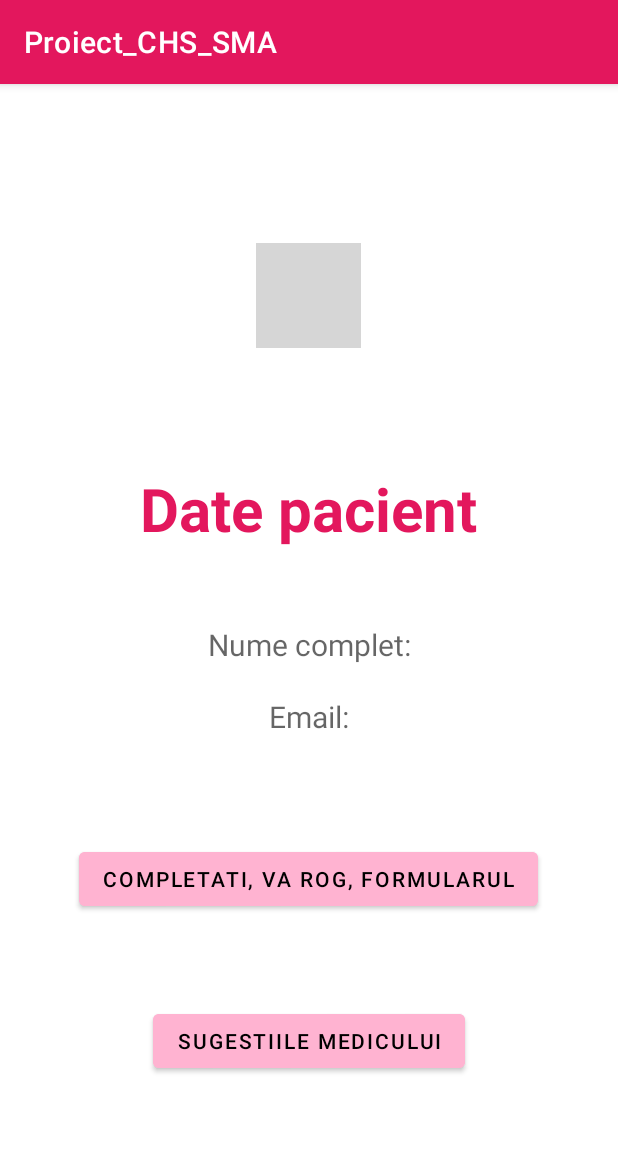
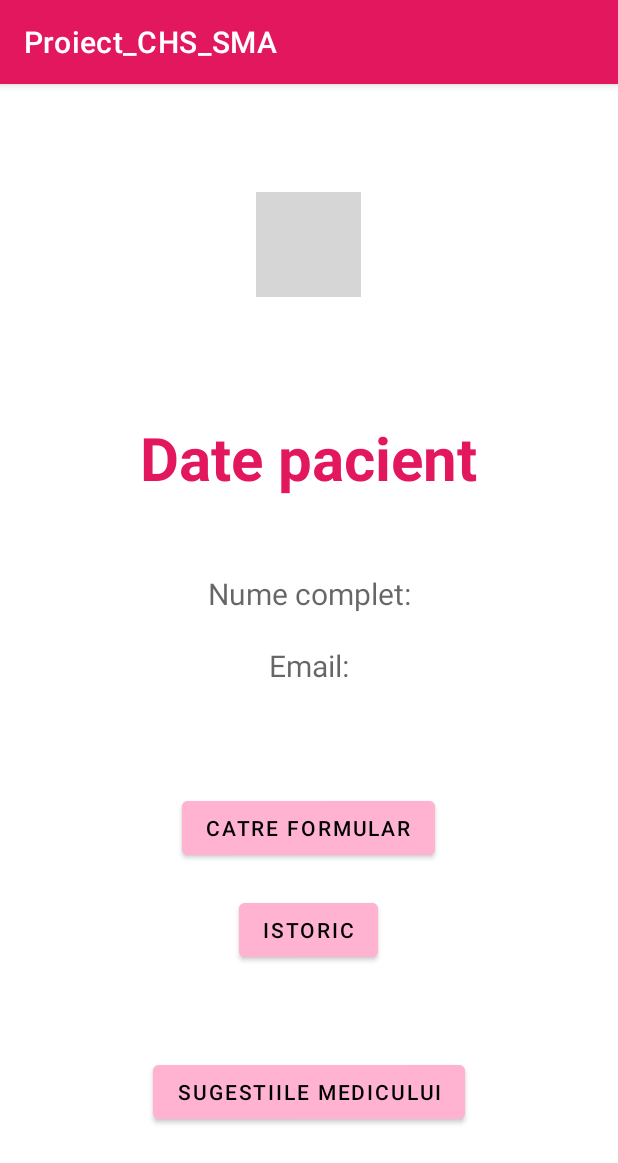
Before and after one commit to ralucaborca/Proiect_CHS_SMA, an Android app: the Pacient_activity screen opened directly, with no data from a screen before it, on a phone screen of 412 x 824 dp. Shown: the top 1163 px of the screen. Run offline under Robolectric (Android 15) with nearby library versions, the phone set to English and light mode, and no system bars; our stand-ins replace Firebase (no records; nobody signed in at launch, a user with empty details on screens opened directly); grey boxes are pictures that could not be loaded.

Commit message:
Added history pacient functionality!

```diff
--- a/app/src/main/java/com/example/proiect_chs_sma/Pacient_activity.java
+++ b/app/src/main/java/com/example/proiect_chs_sma/Pacient_activity.java
@@ -32,6 +32,7 @@ public class Pacient_activity extends AppCompatActivity {
         setContentView(R.layout.activity_pacient);
         Button button_completati_formular = findViewById(R.id.button_completati_fomular);
         Button button_sugestii = findViewById(R.id.button_sugestii);
+        Button button_istoric = findViewById(R.id.button_istoric);
 
         String idpac = getIntent().getStringExtra("idpacient");
         id_pacientel = findViewById(R.id.idpacientel);
@@ -74,6 +75,14 @@ public class Pacient_activity extends AppCompatActivity {
             }
         });
 
+        button_istoric.setOnClickListener(new View.OnClickListener() {
+            @Override
+            public void onClick(View v) {
+                Intent gotoistoric = new Intent(Pacient_activity.this, Show_photos_puls.class);
+                startActivity(gotoistoric);
+            }
+        });
+
         button_sugestii.setOnClickListener(new View.OnClickListener() {
             @Override
             public void onClick(View v) {
--- a/app/src/main/res/layout/activity_pacient.xml
+++ b/app/src/main/res/layout/activity_pacient.xml
@@ -60,8 +60,17 @@
         android:layout_width="wrap_content"
         android:layout_height="wrap_content"
         android:layout_marginTop="60dp"
-        android:text="Completati, va rog, formularul"
+        android:text="Catre formular"
         android:id="@+id/button_completati_fomular"
+        android:backgroundTint="@color/pink1"
+        android:textColor="@color/black"
+        />
+    <Button
+        android:layout_width="wrap_content"
+        android:layout_height="wrap_content"
+        android:layout_marginTop="20dp"
+        android:text="Istoric"
+        android:id="@+id/button_istoric"
         android:backgroundTint="@color/pink1"
         android:textColor="@color/black"
         />
```
